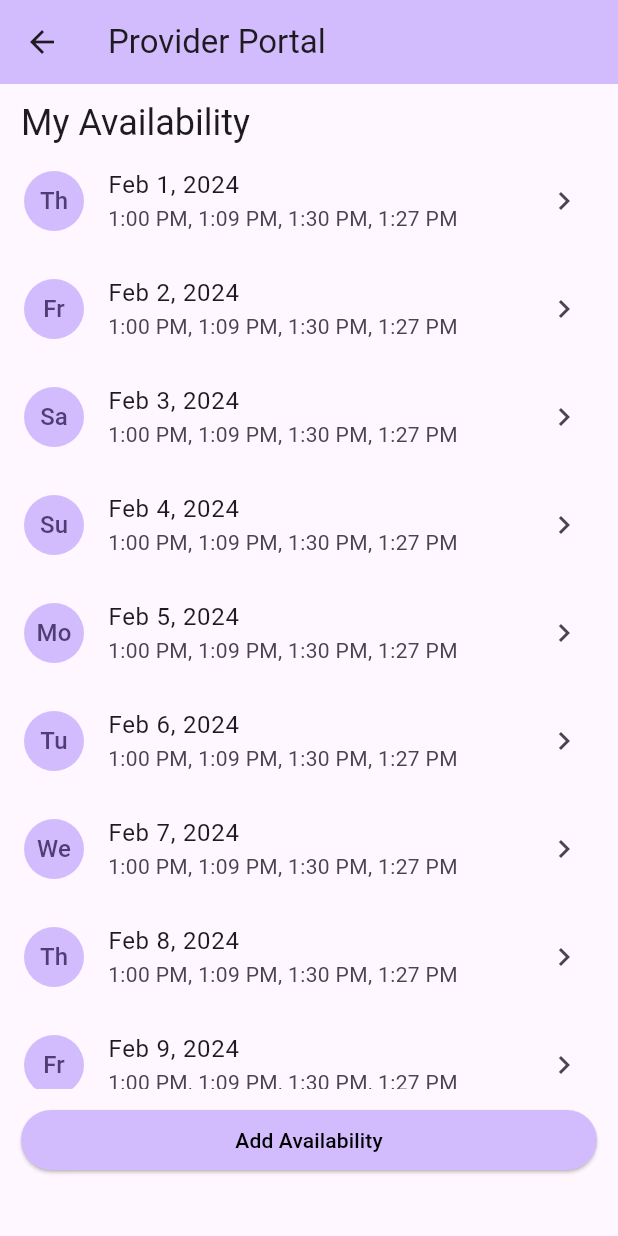
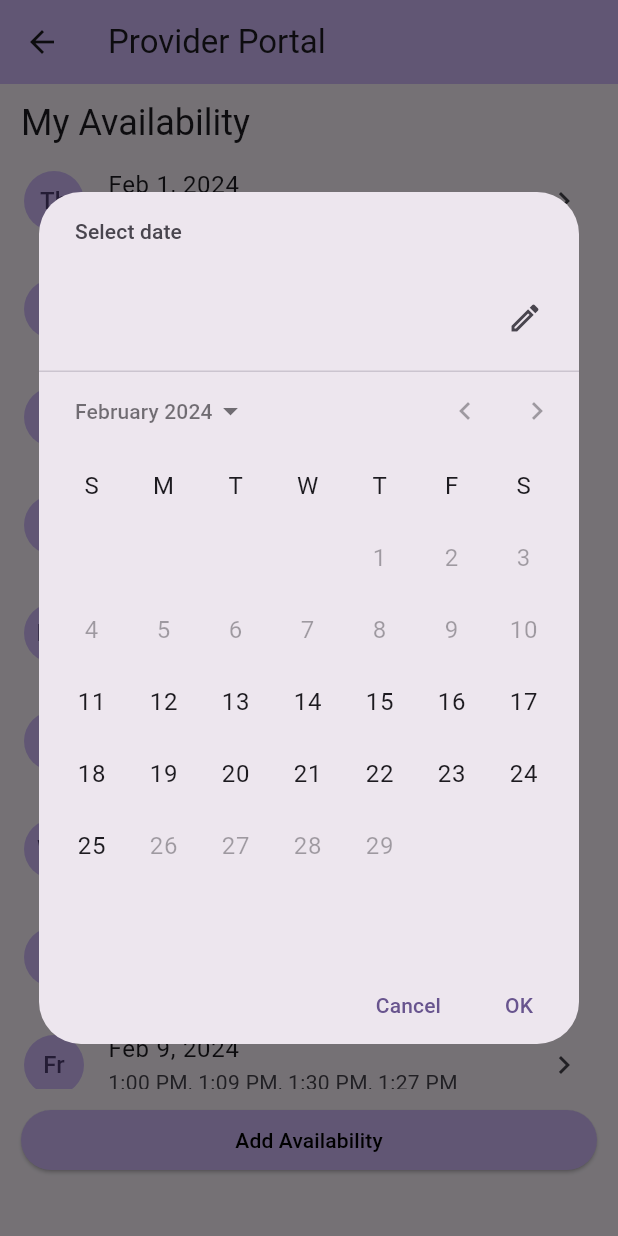
Before and after one commit to anthonytietjen/henrymeds-flutter, a Flutter app: the ProviderPortal screen opened directly, after a tap on "Add Availability", on a phone screen of 412 x 824 dp. Run offline on Flutter 3.47's test engine with Material 3 defaults, Android fonts, the light colour scheme and no system bars.

Commit message:
Added New Schedule entry

```diff
--- a/lib/screens/provider_portal.dart
+++ b/lib/screens/provider_portal.dart
@@ -27,8 +27,104 @@ class _HomeState extends State<ProviderPortal> {
     );
   }
 
-  void _onAddAvailabilityPressed() {
-    // TODO: Show new scren
+  Future<DateTime?> _promptForDate() async {
+    final firstDate = DateTime.now();
+    final lastDate = DateTime.now().add(const Duration(days: 14));
+    final date = await showDatePicker(
+      context: context,
+      firstDate: firstDate,
+      lastDate: lastDate,
+    );
+    return date;
+  }
+
+  Future<TimeOfDay?> _promptForTime(TimeOfDay initialTime) async {
+    // TODO: Build a better widget that only presents 15 minute increments for selection
+    // TODO: when returning to this after showing message about 15 minute increment requirement, default to the minute selection
+    final time = await showTimePicker(
+      context: context,
+      initialTime: initialTime,
+    );
+
+    if (time != null) {
+      // If it is not a 15 minute increment, prompt again and show a message
+      if (time.minute % 15 != 0) {
+        _promptForTime(time);
+        showDialog(
+          context: context,
+          builder: (BuildContext context) => AlertDialog(
+            title: const Text('Please select 15 minute increment'),
+            actions: [
+              TextButton(
+                child: const Text("OK"),
+                onPressed: () => Navigator.pop(context, 'OK'),
+              ),
+            ],
+          ),
+        );
+      } else {
+        return time;
+      }
+    }
+
+    return null;
+  }
+
+  void _onAddAvailabilityPressed() async {
+    final date = await _promptForDate();
+    if (date != null) {
+      final initialTime = TimeOfDay.fromDateTime(DateTime.utc(1, 1, 1, 8, 0));
+      final time = await _promptForTime(initialTime);
+
+      if (time != null) {
+        // Confirm Selection
+        final formattedDate = formatDay(date);
+        final formattedTime = formatHourFromTimeOfDay(time);
+        var result = await showDialog(
+          context: context,
+          builder: (BuildContext context) => AlertDialog(
+            title: const Text('Confirm'),
+            content: Text(
+                'Confirm your selection:\n$formattedDate at $formattedTime'),
+            actions: [
+              TextButton(
+                child: const Text("Cancel"),
+                onPressed: () => Navigator.pop(context, 'Cancel'),
+              ),
+              TextButton(
+                child: const Text("Save"),
+                onPressed: () => Navigator.pop(context, 'Save'),
+              ),
+            ],
+          ),
+        );
+
+        if (result == "Save") {
+          final availabilityDateTime = DateTime(
+            date.year,
+            date.month,
+            date.day,
+            time.hour,
+            time.minute,
+          );
+
+          // TODO: Show a loading indicator while saving
+          final success = await saveNewAvailability(availabilityDateTime);
+          final message =
+              success ? "Sucessfully added" : "Error saving. Please try again";
+
+          // Show snackbar
+          ScaffoldMessenger.of(context).showSnackBar(
+            SnackBar(
+              content: Text(message),
+              duration: Duration(seconds: 2),
+            ),
+          );
+
+          // TODO: Add it to the list if it was successfully added to the api
+        }
+      }
+    }
   }
 
   @override
@@ -69,10 +165,10 @@ class _HomeState extends State<ProviderPortal> {
                           ),
                           trailing: const Icon(Icons.chevron_right),
                           title: Text(
-                            buildDaySummary(availability.date),
+                            formatDay(availability.date),
                           ),
                           subtitle: Text(
-                            buildTimeSummary(availability.times),
+                            formatTimeRanges(availability.times),
                           ),
                           onTap: () => {
                             _onExistingAvailabilityPressed(availability.date)
--- a/lib/services/api.dart
+++ b/lib/services/api.dart
@@ -1,6 +1,8 @@
 import 'package:henry_meds/models/availability.dart';
 
 Future<List<Availability>> getMyAvailabilities() async {
+  // TODO: Filter by logged in provider
+
   // Simiulate network latency
   await Future.delayed(const Duration(milliseconds: 750));
 
@@ -15,3 +17,12 @@ Future<List<Availability>> getMyAvailabilities() async {
 
   return availabilities;
 }
+
+Future<bool> saveNewAvailability(DateTime date) async {
+  // TODO: Use logged in provider's session
+
+  // Simiulate network latency
+  await Future.delayed(const Duration(milliseconds: 750));
+
+  return true;
+}
--- a/lib/utils/date_utils.dart
+++ b/lib/utils/date_utils.dart
@@ -1,13 +1,19 @@
+import 'package:flutter/material.dart';
 import 'package:intl/intl.dart';
 
-String formatHour(double hour) {
+String formatHourFromDouble(double hour) {
   int hours = hour.floor();
   int minutes = ((hour - hours) * 60).round();
   DateTime time = DateTime(1, 1, 1, hours, minutes);
   return DateFormat('h:mm a').format(time);
 }
 
-String buildDaySummary(DateTime date) {
+String formatHourFromTimeOfDay(TimeOfDay time) {
+  DateTime dateTime = DateTime(1, 1, 1, time.hour, time.minute);
+  return DateFormat('h:mm a').format(dateTime);
+}
+
+String formatDay(DateTime date) {
   return DateFormat('MMM d, yyyy').format(date);
 }
 
@@ -16,14 +22,14 @@ String formatTwoLetterDay(DateTime date) {
   return dayOfWeek.substring(0, 2);
 }
 
-buildTimeSummary(List<double> timeList) {
+String formatTimeRanges(List<double> timeList) {
   // TODO: Make the summary look like this:
   // 8:00 AM to 12:00 PM, 1:00 PM to 5:00 PM
 
   List<String> times = [];
 
   for (double time in timeList) {
-    times.add(formatHour(time));
+    times.add(formatHourFromDouble(time));
   }
 
   return times.join(', ');
```
Also changed, not shown: 1 other file.
